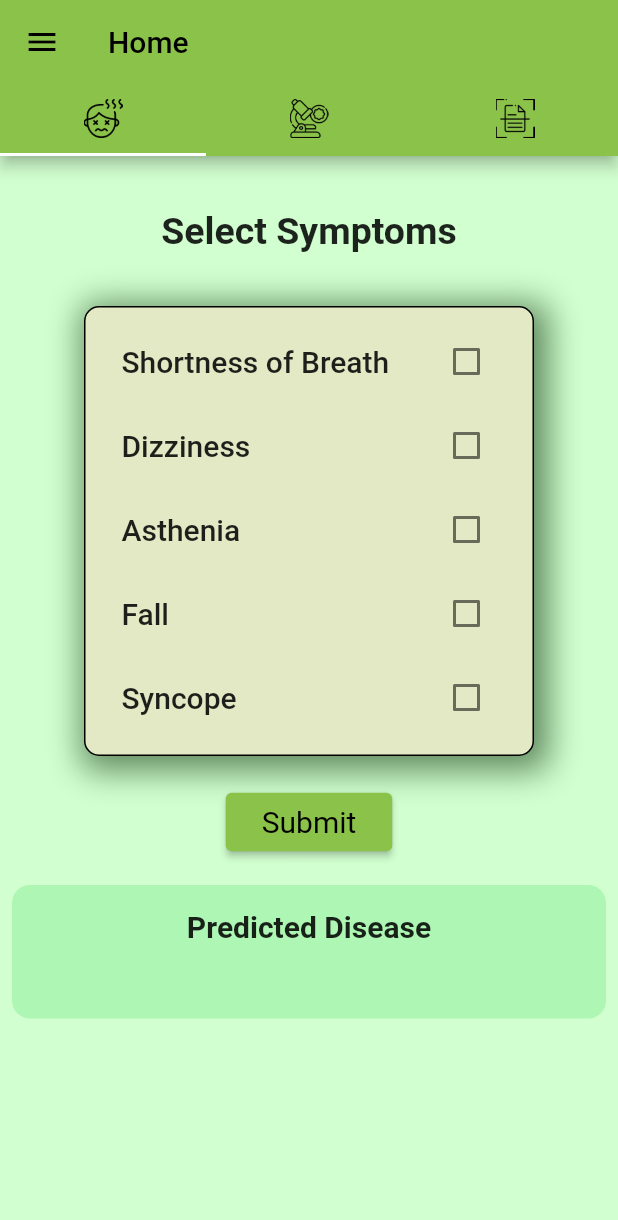
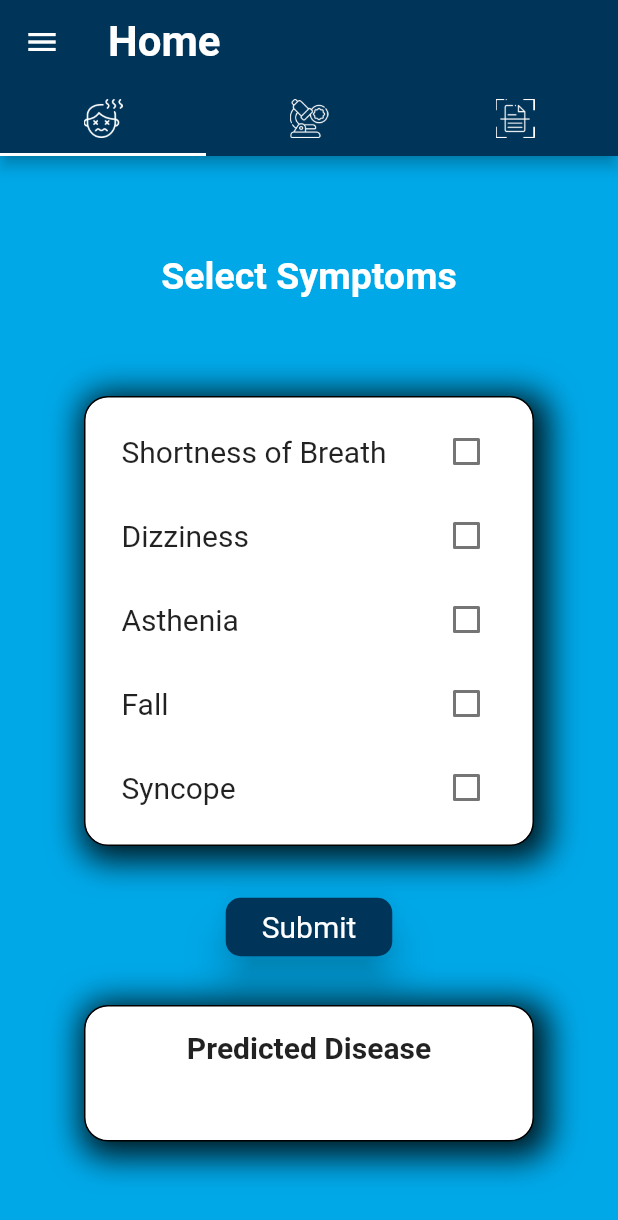
Before and after one commit to adityawalture/Diseaio, a Flutter app: the screen it shows once a user with an empty profile is signed in, on a phone screen of 412 x 824 dp. Shown: the top 1220 px of the screen. Run offline on Flutter 3.47's test engine with Material 2 defaults, Android fonts, the phone set to English and light mode, and no system bars; our stand-ins replace camera, cloud_firestore, firebase_auth, firebase_core, google_fonts, google_maps_flutter and 1 more; missing offline and left inert: flutter_tflite; accounts and stored records are empty.

Commit message:
tried a color palette

```diff
--- a/lib/main.dart
+++ b/lib/main.dart
@@ -1,12 +1,10 @@
 // ignore_for_file: prefer_const_constructors
 
 import 'package:camera/camera.dart';
-import 'package:firebase_auth/firebase_auth.dart';
 import 'package:firebase_core/firebase_core.dart';
 import 'package:flutter/material.dart';
 import 'package:login_trail/authPage.dart';
-import 'package:login_trail/pages/loginPage.dart';
-
+import 'package:login_trail/pages/Gmaps.dart';
 
 List<CameraDescription>? camera;
 
@@ -19,7 +17,22 @@ void main() async {
 
 class MyApp extends StatelessWidget {
   const MyApp({super.key});
-
+  static const int _primaryValue = 0xff003459;
+  static const MaterialColor myPrimarySwatch = MaterialColor(
+    _primaryValue,
+    <int, Color>{
+      50: Color(_primaryValue),
+      100: Color(_primaryValue),
+      200: Color(_primaryValue),
+      300: Color(_primaryValue),
+      400: Color(_primaryValue),
+      500: Color(_primaryValue),
+      600: Color(_primaryValue),
+      700: Color(_primaryValue),
+      800: Color(_primaryValue),
+      900: Color(_primaryValue),
+    },
+  );
   // This widget is the root of your application.
   @override
   Widget build(BuildContext context) {
@@ -27,9 +40,10 @@ class MyApp extends StatelessWidget {
       debugShowCheckedModeBanner: false,
       title: 'Flutter Demo',
       theme: ThemeData(
-        primarySwatch: Colors.lightGreen,
+        primarySwatch: myPrimarySwatch,
       ),
       home: AuthPage(),
+      // home: Gmaps(),
     );
   }
 }
--- a/lib/pages/homePage.dart
+++ b/lib/pages/homePage.dart
@@ -23,24 +23,29 @@ class _HomePageState extends State<HomePage> {
     return DefaultTabController(
       length: 3,
       child: Scaffold(
-          backgroundColor: Color.fromARGB(255, 209, 255, 207),
+          // backgroundColor: Color.fromARGB(255, 209, 255, 207),
           drawer: Drawer(child: DrawPg()),
           appBar: AppBar(
-            title: Text('Home', style: GoogleFonts.roboto()),
-            bottom: TabBar(tabs: [
+            // backgroundColor: Color(0xff5E8C61),
+            title: Text(
+              'Home',
+              style: GoogleFonts.roboto(
+                fontWeight: FontWeight.bold,
+                fontSize: 28,
+              ),
+            ),
+            bottom: TabBar(
+              indicatorColor: Colors.white,
+              tabs: [
                 Tab(
                   child: Row(
                     mainAxisAlignment: MainAxisAlignment.center,
                     children: [
-                    // Text(
-                    //   'Symptoms',
-                    //   style: GoogleFonts.roboto(),
-                    // ),
-                    // SizedBox(width: 5),
                       Container(
                         height: 26,
                         child: Image.asset(
                           'assets/symptoms.png',
+                          color: Colors.white,
                         ),
                       )
                     ],
@@ -59,6 +64,7 @@ class _HomePageState extends State<HomePage> {
                         height: 26,
                         child: Image.asset(
                           'assets/test.png',
+                          color: Colors.white,
                         ),
                       )
                     ],
@@ -77,12 +83,14 @@ class _HomePageState extends State<HomePage> {
                         height: 26,
                         child: Image.asset(
                           'assets/scan.png',
+                          color: Colors.white,
                         ),
                       )
                     ],
                   ),
                 ),
-            ]),
+              ],
+            ),
           ),
           body: TabBarView(
             children: [
--- a/lib/pages/symptomsInput.dart
+++ b/lib/pages/symptomsInput.dart
@@ -63,8 +63,9 @@ class _SymptomsInputState extends State<SymptomsInput> {
   @override
   Widget build(BuildContext context) {
     return Scaffold(
-      backgroundColor: Color.fromARGB(255, 209, 255, 207),
+      backgroundColor: Color(0xff00A8E8),
       body: Column(
+        mainAxisAlignment: MainAxisAlignment.spaceEvenly,
         children: [
           Container(
             // color: Colors.white,
@@ -74,20 +75,25 @@ class _SymptomsInputState extends State<SymptomsInput> {
               child: Text(
                 'Select Symptoms',
                 style: GoogleFonts.roboto(
-                    fontSize: 25, fontWeight: FontWeight.w700),
+                    color: Colors.white,
+                    fontSize: 25,
+                    fontWeight: FontWeight.w600),
               ),
             ),
           ),
+
           Container(
             height: 300,
             width: 300,
             decoration: BoxDecoration(
-              color: Color.fromARGB(255, 227, 233, 196),
-              borderRadius: BorderRadius.circular(10),
+              // color: Color(0xffC3E9D7),
+              color: Color(0xffFFFFFF),
+              borderRadius: BorderRadius.circular(16),
               border: Border.all(width: 1.0, style: BorderStyle.solid),
               boxShadow: const [
                 BoxShadow(
-                  color: Color.fromARGB(255, 97, 139, 96),
+                  // color: Color.fromARGB(255, 97, 139, 96),
+                  color: Color(0xff00171F),
                   spreadRadius: 6,
                   blurRadius: 18,
                   offset: Offset(4, 4),
@@ -103,7 +109,7 @@ class _SymptomsInputState extends State<SymptomsInput> {
                     title: Text(
                       'Shortness of Breath',
                       style: GoogleFonts.roboto(
-                          fontSize: 20, fontWeight: FontWeight.w500),
+                          fontSize: 20, fontWeight: FontWeight.w400),
                     ),
                     value: shortnessOfBreath == 1.0,
                     onChanged: (value) {
@@ -116,7 +122,7 @@ class _SymptomsInputState extends State<SymptomsInput> {
                     title: Text(
                       'Dizziness',
                       style: GoogleFonts.roboto(
-                          fontSize: 20, fontWeight: FontWeight.w500),
+                          fontSize: 20, fontWeight: FontWeight.w400),
                     ),
                     value: dizziness == 1.0,
                     onChanged: (value) {
@@ -129,7 +135,7 @@ class _SymptomsInputState extends State<SymptomsInput> {
                     title: Text(
                       'Asthenia',
                       style: GoogleFonts.roboto(
-                          fontSize: 20, fontWeight: FontWeight.w500),
+                          fontSize: 20, fontWeight: FontWeight.w400),
                     ),
                     value: asthenia == 1.0,
                     onChanged: (value) {
@@ -142,7 +148,7 @@ class _SymptomsInputState extends State<SymptomsInput> {
                     title: Text(
                       'Fall',
                       style: GoogleFonts.roboto(
-                          fontSize: 20, fontWeight: FontWeight.w500),
+                          fontSize: 20, fontWeight: FontWeight.w400),
                     ),
                     value: fall == 1.0,
                     onChanged: (value) {
@@ -155,7 +161,7 @@ class _SymptomsInputState extends State<SymptomsInput> {
                     title: Text(
                       'Syncope',
                       style: GoogleFonts.roboto(
-                          fontSize: 20, fontWeight: FontWeight.w500),
+                          fontSize: 20, fontWeight: FontWeight.w400),
                     ),
                     value: syncope == 1.0,
                     onChanged: (value) {
@@ -168,7 +174,7 @@ class _SymptomsInputState extends State<SymptomsInput> {
                     title: Text(
                       'Faintness',
                       style: GoogleFonts.roboto(
-                          fontSize: 20, fontWeight: FontWeight.w500),
+                          fontSize: 20, fontWeight: FontWeight.w400),
                     ),
                     value: vertigo == 1.0,
                     onChanged: (value) {
@@ -181,7 +187,7 @@ class _SymptomsInputState extends State<SymptomsInput> {
                     title: Text(
                       'Sweat',
                       style: GoogleFonts.roboto(
-                          fontSize: 20, fontWeight: FontWeight.w500),
+                          fontSize: 20, fontWeight: FontWeight.w400),
                     ),
                     value: sweat == 1.0,
                     onChanged: (value) {
@@ -194,7 +200,7 @@ class _SymptomsInputState extends State<SymptomsInput> {
                     title: Text(
                       'Sweating Increased',
                       style: GoogleFonts.roboto(
-                          fontSize: 20, fontWeight: FontWeight.w500),
+                          fontSize: 20, fontWeight: FontWeight.w400),
                     ),
                     value: sweat_increased == 1.0,
                     onChanged: (value) {
@@ -207,7 +213,7 @@ class _SymptomsInputState extends State<SymptomsInput> {
                     title: Text(
                       'Rapid Heartbeat',
                       style: GoogleFonts.roboto(
-                          fontSize: 20, fontWeight: FontWeight.w500),
+                          fontSize: 20, fontWeight: FontWeight.w400),
                     ),
                     value: palpitation == 1.0,
                     onChanged: (value) {
@@ -220,7 +226,7 @@ class _SymptomsInputState extends State<SymptomsInput> {
                     title: Text(
                       'Nausea',
                       style: GoogleFonts.roboto(
-                          fontSize: 20, fontWeight: FontWeight.w500),
+                          fontSize: 20, fontWeight: FontWeight.w400),
                     ),
                     value: nausea == 1.0,
                     onChanged: (value) {
@@ -233,7 +239,7 @@ class _SymptomsInputState extends State<SymptomsInput> {
                     title: Text(
                       'Cardiac Pain',
                       style: GoogleFonts.roboto(
-                          fontSize: 20, fontWeight: FontWeight.w500),
+                          fontSize: 20, fontWeight: FontWeight.w400),
                     ),
                     value: angina_pectoris == 1.0,
                     onChanged: (value) {
@@ -246,7 +252,7 @@ class _SymptomsInputState extends State<SymptomsInput> {
                     title: Text(
                       'Chest Pressure',
                       style: GoogleFonts.roboto(
-                          fontSize: 20, fontWeight: FontWeight.w500),
+                          fontSize: 20, fontWeight: FontWeight.w400),
                     ),
                     value: pressure_chest == 1.0,
                     onChanged: (value) {
@@ -259,7 +265,7 @@ class _SymptomsInputState extends State<SymptomsInput> {
                     title: Text(
                       'Excessive Urination',
                       style: GoogleFonts.roboto(
-                          fontSize: 20, fontWeight: FontWeight.w500),
+                          fontSize: 20, fontWeight: FontWeight.w400),
                     ),
                     value: polyuria == 1.0,
                     onChanged: (value) {
@@ -272,7 +278,7 @@ class _SymptomsInputState extends State<SymptomsInput> {
                     title: Text(
                       'Constant Thirst',
                       style: GoogleFonts.roboto(
-                          fontSize: 20, fontWeight: FontWeight.w500),
+                          fontSize: 20, fontWeight: FontWeight.w400),
                     ),
                     value: polydypsia == 1.0,
                     onChanged: (value) {
@@ -285,7 +291,7 @@ class _SymptomsInputState extends State<SymptomsInput> {
                     title: Text(
                       'Chest Pain',
                       style: GoogleFonts.roboto(
-                          fontSize: 20, fontWeight: FontWeight.w500),
+                          fontSize: 20, fontWeight: FontWeight.w400),
                     ),
                     value: pain_chest == 1.0,
                     onChanged: (value) {
@@ -298,7 +304,7 @@ class _SymptomsInputState extends State<SymptomsInput> {
               ),
             ),
           ),
-          SizedBox(height: 20),
+          // SizedBox(height: 20),
           Container(
               height: 200,
               width: MediaQuery.of(context).size.width,
@@ -307,6 +313,14 @@ class _SymptomsInputState extends State<SymptomsInput> {
                 children: [
                   Center(
                     child: ElevatedButton(
+                      style: ButtonStyle(
+                        elevation: MaterialStateProperty.all(12),
+                        shape:
+                            MaterialStateProperty.all<RoundedRectangleBorder>(
+                                RoundedRectangleBorder(
+                          borderRadius: BorderRadius.circular(10.0),
+                        )),
+                      ),
                       onPressed: _submitSelection,
                       child: Padding(
                         padding: const EdgeInsets.all(8.0),
@@ -318,14 +332,26 @@ class _SymptomsInputState extends State<SymptomsInput> {
                       ),
                     ),
                   ),
-                  SizedBox(height: 10),
+                  SizedBox(height: 20),
                   Padding(
                     padding: const EdgeInsets.all(8.0),
                     child: Container(
+                      width: 300,
                       decoration: BoxDecoration(
-                        shape: BoxShape.rectangle,
-                        color: Color.fromARGB(255, 174, 246, 179),
-                        borderRadius: BorderRadius.circular(12),
+                        // color: Color(0xffC3E9D7),
+                        color: Color(0xffFFFFFF),
+                        borderRadius: BorderRadius.circular(16),
+                        border:
+                            Border.all(width: 1.0, style: BorderStyle.solid),
+                        boxShadow: const [
+                          BoxShadow(
+                            // color: Color.fromARGB(255, 97, 139, 96),
+                            color: Color(0xff00171F),
+                            spreadRadius: 6,
+                            blurRadius: 18,
+                            offset: Offset(4, 4),
+                          ),
+                        ],
                       ),
                       child: Center(
                         child: Padding(
--- a/pubspec.yaml
+++ b/pubspec.yaml
@@ -45,6 +45,10 @@ dependencies:
   camera:
   transparent_image: ^2.0.1
   http:
+  google_maps_flutter:
+  flutter_polyline_points:
+  location:
+
 
 dev_dependencies:
   flutter_test:
@@ -73,6 +77,7 @@ flutter:
     - assets/
     - assets/labels.txt
     - assets/model_unquant.tflite
+    - assets/diseaio.png
   #   - images/a_dot_ham.jpeg
 
   # An image asset can refer to one or more resolution-specific "variants", see
```
Also changed, not shown: lib/components/DrawerPg.dart (+22 -12 lines), lib/pages/gmaps.dart (added, +36 -0 lines), lib/pages/test.dart (+10 -2 lines), assets/diseaio.png (added), pubspec.lock, 1 other file. Lines whose indentation alone changed are shown as unchanged.
